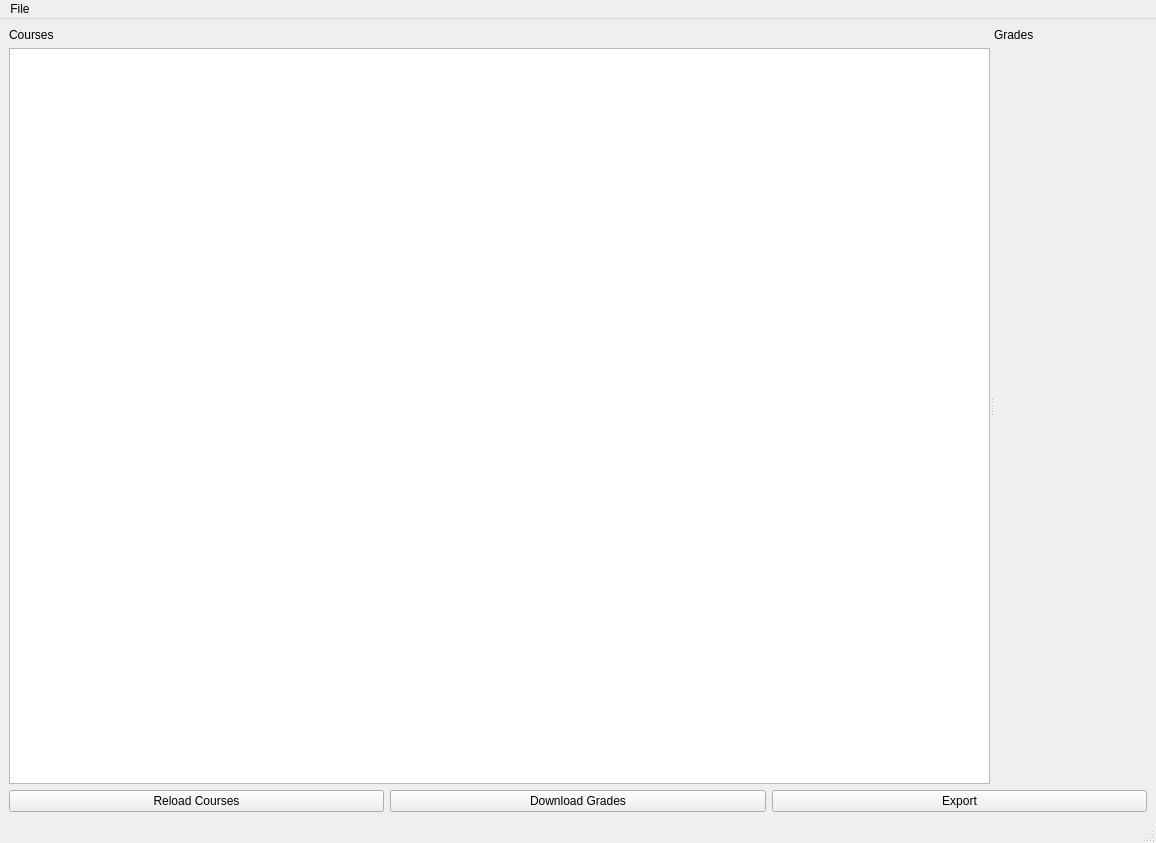
The window that moodle_sync_aggregate.ui (dominikhoebert/Moodle_Sync_Aggregate) describes before a commit, drawn with Qt 5.
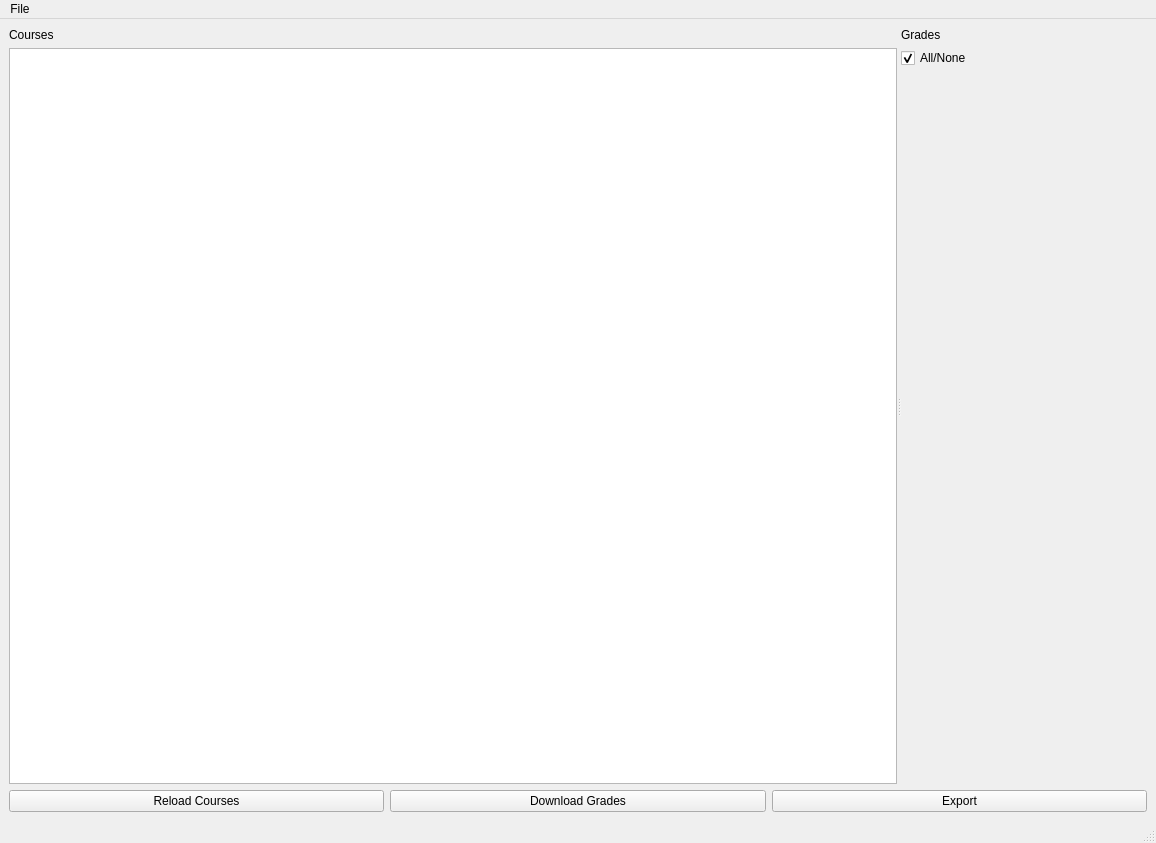
The same window after the commit.

Commit message: Added all/None Checkbox Added Filename generation (timestamp + coursename)

Patch:
```diff
--- a/moodle_sync_aggregate.ui
+++ b/moodle_sync_aggregate.ui
@@ -52,9 +52,19 @@
           </property>
          </widget>
         </item>
-        <item row="1" column="0">
+        <item row="2" column="0">
          <layout class="QVBoxLayout" name="tasks_verticalLayout"/>
         </item>
+        <item row="1" column="0">
+         <widget class="QCheckBox" name="all_none_checkBox">
+          <property name="text">
+           <string>All/None</string>
+          </property>
+          <property name="checked">
+           <bool>true</bool>
+          </property>
+         </widget>
+        </item>
        </layout>
       </widget>
      </widget>
```
The commit also changes 4 other files.
